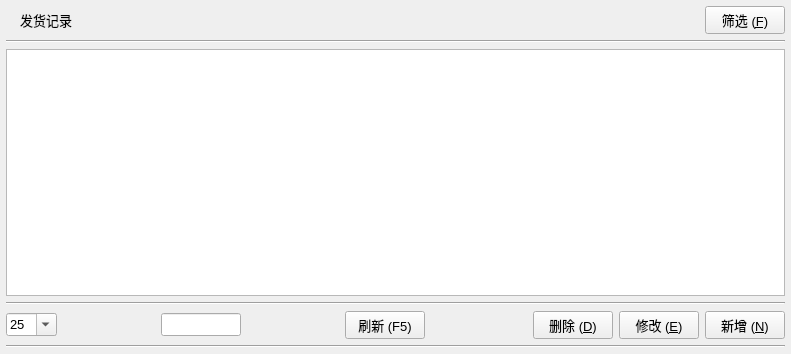
Above: ui/TableRecords.ui from archsh/quickexcel before the change. Below: the same form after it.
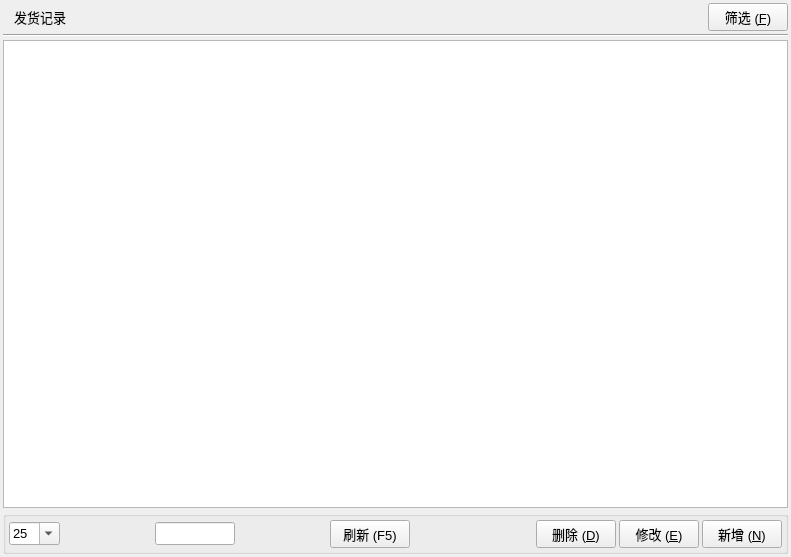
That is the form after the change. Icons and pictures are not drawn.

Patch:
```diff
--- a/ui/TableRecords.ui
+++ b/ui/TableRecords.ui
@@ -7,7 +7,7 @@
     <x>0</x>
     <y>0</y>
     <width>791</width>
-    <height>354</height>
+    <height>557</height>
    </rect>
   </property>
   <property name="font">
@@ -19,8 +19,11 @@
    <string>TableRecords</string>
   </property>
   <layout class="QVBoxLayout" name="verticalLayout">
+   <property name="spacing">
+    <number>3</number>
+   </property>
    <property name="margin">
-    <number>6</number>
+    <number>3</number>
    </property>
    <item>
     <layout class="QHBoxLayout" name="horizontalLayout" stretch="0,0,1,0">
@@ -81,12 +84,17 @@
     <widget class="QTableView" name="tableView_Records"/>
    </item>
    <item>
-    <widget class="Line" name="line_2">
-     <property name="orientation">
-      <enum>Qt::Horizontal</enum>
+    <widget class="QGroupBox" name="groupBox">
+     <property name="title">
+      <string/>
      </property>
-    </widget>
-   </item>
+     <layout class="QVBoxLayout" name="verticalLayout_2">
+      <property name="spacing">
+       <number>3</number>
+      </property>
+      <property name="margin">
+       <number>3</number>
+      </property>
    <item>
     <layout class="QHBoxLayout" name="horizontalLayout_2" stretch="0,0,0,0,0,0,0,1,0,0,0">
      <item>
@@ -281,11 +289,7 @@
      </item>
     </layout>
    </item>
-   <item>
-    <widget class="Line" name="line_3">
-     <property name="orientation">
-      <enum>Qt::Horizontal</enum>
-     </property>
+     </layout>
     </widget>
    </item>
   </layout>
```
Lines whose indentation alone changed are shown as unchanged.
